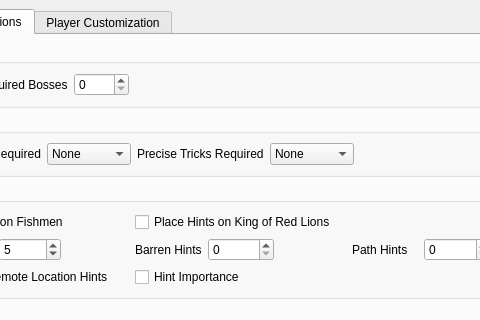
First picture: the form in wwr_ui/randomizer_window.ui, repository tanjo3/wwrando, before the edit; both pictures show x 332 to 812 and y 0 to 320 of the 914 by 757 pixel window.
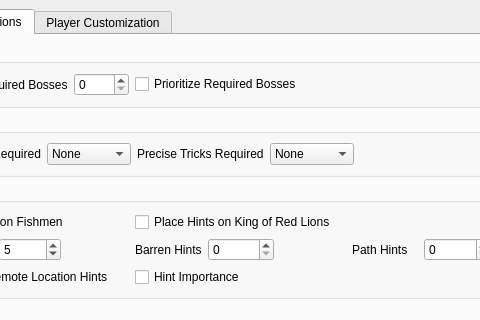
Second picture: the form after the edit. The open tabs and pages were chosen to show the change. Custom widgets are drawn as their Qt base class.

Commit message: Update UI to expose new option

Patch:
```diff
--- a/wwr_ui/randomizer_window.ui
+++ b/wwr_ui/randomizer_window.ui
@@ -901,7 +901,11 @@
                 </layout>
                </item>
                <item row="0" column="2">
-                <widget class="QWidget" name="widget_4" native="true"/>
+                <widget class="QCheckBox" name="prioritize_required_bosses">
+                 <property name="text">
+                  <string>Prioritize Required Bosses</string>
+                 </property>
+                </widget>
                </item>
                <item row="0" column="3">
                 <widget class="QWidget" name="widget_5" native="true"/>
```
Left out of the diff: 1 changed line with no effect on the pictures. The commit also changes 2 other files.
